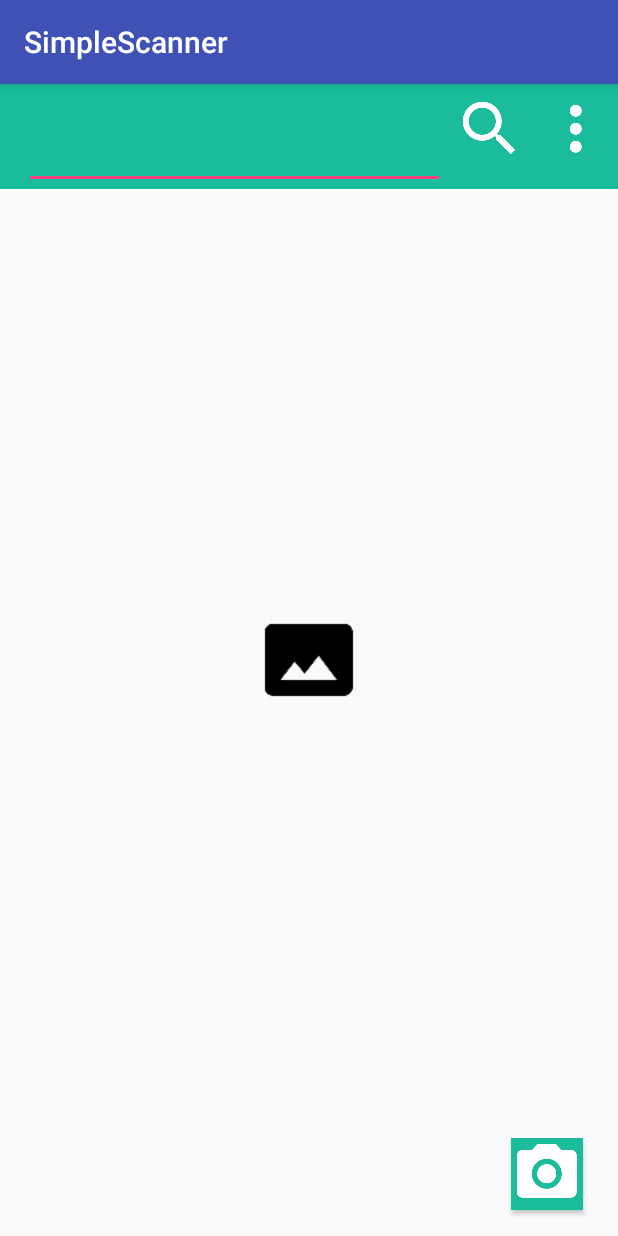
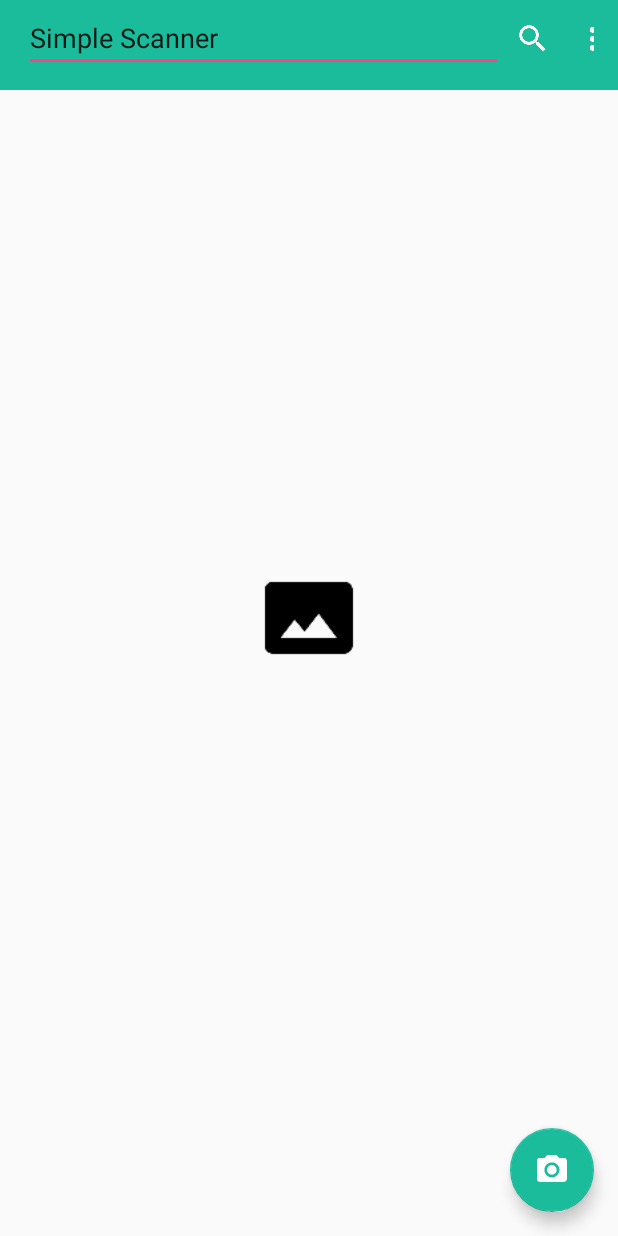
Before and after one commit to LightingStorm/SimpleScanner, an Android app: the screen it shows after launch (MainActivity), on a phone screen of 412 x 824 dp. Run offline under Robolectric (Android 15) with nearby library versions, the phone set to English and light mode, and no system bars; libraries missing offline, so code that uses them is left out: com.isseiaoki.simplecropview.

Commit message:
sua giao dien main activity

```diff
--- a/app/build.gradle
+++ b/app/build.gradle
@@ -27,4 +27,5 @@ dependencies {
     compile 'com.android.support:appcompat-v7:24.2.1'
     compile 'com.github.IsseiAoki:SimpleCropView:v1.1.4'
     testCompile 'junit:junit:4.12'
+    compile 'com.android.support:design:23.2.0'
 }
--- a/app/src/main/java/lightingstorm/io/simplescanner/MainActivity.java
+++ b/app/src/main/java/lightingstorm/io/simplescanner/MainActivity.java
@@ -13,11 +13,13 @@ import android.net.Uri;
 import android.os.Environment;
 import android.os.Handler;
 import android.provider.MediaStore;
+import android.support.design.widget.FloatingActionButton;
 import android.support.v7.app.AppCompatActivity;
 import android.os.Bundle;
 import android.util.Log;
 import android.view.Display;
 import android.view.View;
+import android.view.Window;
 import android.widget.Button;
 import android.widget.ImageView;
 
@@ -33,7 +35,7 @@ import lightingstorm.io.simplescanner.process.Var;
 
 import static lightingstorm.io.simplescanner.R.id.imageView;
 
-public class MainActivity extends AppCompatActivity {
+public class MainActivity extends Activity {
 
     private Context context;
     final String dir = Environment.getExternalStoragePublicDirectory(Environment.DIRECTORY_PICTURES) + "/ImgTmp/";
@@ -48,6 +50,8 @@ public class MainActivity extends AppCompatActivity {
     public void onCreate(Bundle savedInstanceState)
     {
         super.onCreate(savedInstanceState);
+
+        this.requestWindowFeature(Window.FEATURE_NO_TITLE);
         setContentView(R.layout.activity_main);
 
         // Here, we are making a folder named picFolder to store
@@ -56,8 +60,8 @@ public class MainActivity extends AppCompatActivity {
         File newdir = new File(dir);
         newdir.mkdirs();
 
-        Button capture = (Button) findViewById(R.id.btn_take_photo);
-        capture.setOnClickListener(new View.OnClickListener() {
+        FloatingActionButton myFab = (FloatingActionButton) findViewById(R.id.btn_take_photo);
+        myFab.setOnClickListener(new View.OnClickListener() {
             public void onClick(View v) {
 
                 //Intent cameraIntent = new Intent(android.provider.MediaStore.ACTION_IMAGE_CAPTURE);
--- a/app/src/main/res/layout/activity_main.xml
+++ b/app/src/main/res/layout/activity_main.xml
@@ -1,5 +1,7 @@
 <?xml version="1.0" encoding="utf-8"?>
-<RelativeLayout xmlns:android="http://schemas.android.com/apk/res/android"
+<RelativeLayout
+    xmlns:app="http://schemas.android.com/apk/res-auto"
+    xmlns:android="http://schemas.android.com/apk/res/android"
     xmlns:tools="http://schemas.android.com/tools"
     android:id="@+id/activity_main"
     android:layout_width="match_parent"
@@ -16,52 +18,56 @@
         android:weightSum="3"
         android:paddingRight="16dp"
         android:paddingLeft="16dp"
-        android:layout_height="70dp">
+        android:layout_height="60dp"
+        android:id="@+id/linearLayout3">
 
         <EditText
             android:id="@+id/txt_search"
-            android:layout_width="wrap_content"
+            android:layout_width="8dp"
             android:inputType="text|none"
-            android:layout_height="fill_parent"
-            android:layout_marginTop="4dp"
-            android:layout_weight="3.2" />
+            android:layout_height="40dp"
+            android:layout_marginTop="8dp"
+            android:layout_weight="3.2"
+            android:text="Simple Scanner"/>
 
         <Button
-            android:layout_width="60dp"
-            android:drawableTop="@drawable/ic_search_white_48dp"
+            android:layout_width="40dp"
+            android:drawableTop="@drawable/ic_search_white_24dp"
             android:background="@android:color/transparent"
 
             android:layout_gravity="center"
             android:id="@+id/btn_search"
-            android:layout_height="fill_parent"
+            android:layout_height="40dp"
             android:layout_marginTop="4dp" />
 
         <Button
-            android:layout_width="55dp"
-            android:drawableTop="@drawable/ic_more_vert_white_48dp"
+            android:layout_width="40dp"
+            android:drawableTop="@drawable/ic_more_vert_white_24dp"
             android:background="@android:color/transparent"
 
             android:layout_gravity="center"
             android:id="@+id/btn_more"
-            android:layout_height="fill_parent"
+            android:layout_height="40dp"
             android:layout_marginTop="4dp" />
 
     </LinearLayout>
 
-    <Button
-        android:layout_weight="1"
-        android:background="@color/LightSeaGreen"
-        android:drawableTop="@drawable/ic_photo_camera_white_48dp"
-        android:layout_gravity="center"
-        android:layout_marginRight="23dp"
-        android:layout_width="48dp"
-        android:layout_height="48dp"
-        android:id="@+id/btn_take_photo"
-        android:layout_marginEnd="23dp"
-        android:layout_marginBottom="17dp"
-        android:layout_alignParentBottom="true"
-        android:layout_alignParentRight="true"
-        android:layout_alignParentEnd="true" />
+    <android.support.design.widget.CoordinatorLayout
+        android:layout_width="match_parent"
+        android:layout_height="match_parent"
+        android:layout_below="@+id/linearLayout3">
+        <android.support.design.widget.FloatingActionButton
+            android:layout_width="wrap_content"
+            android:layout_height="wrap_content"
+            app:backgroundTint="@color/LightSeaGreen"
+            android:src="@drawable/ic_photo_camera_white_48dp"
+            android:layout_gravity="bottom|end"
+            android:layout_margin="@dimen/fab_margin"
+            android:id="@+id/btn_take_photo"
+            app:fabSize="normal"
+            />
+
+    </android.support.design.widget.CoordinatorLayout>
 
     <ImageView
         android:layout_width="64dp"
@@ -70,4 +76,5 @@
         android:background="@drawable/ic_photo_size_select_actual_black_48dp"
         android:layout_centerVertical="true"
         android:layout_centerHorizontal="true" />
+
 </RelativeLayout>
--- a/app/src/main/res/values/dimens.xml
+++ b/app/src/main/res/values/dimens.xml
@@ -2,4 +2,5 @@
     <!-- Default screen margins, per the Android Design guidelines. -->
     <dimen name="activity_horizontal_margin">16dp</dimen>
     <dimen name="activity_vertical_margin">16dp</dimen>
+    <dimen name="fab_margin">16dp</dimen>
 </resources>
```
